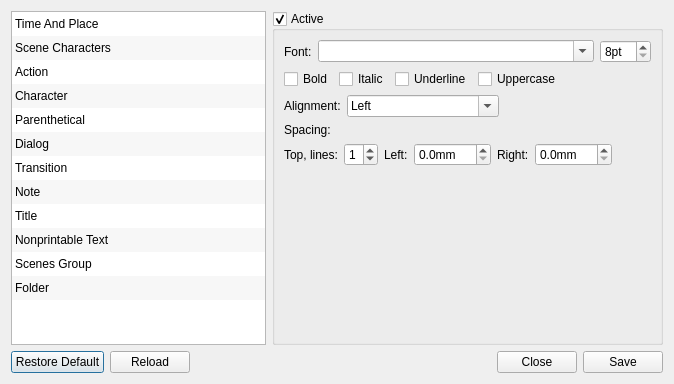
Old version of the form src/bin/Scenarist/UserInterfaceLayer/Settings/StyleDialog.ui in the repository dimkanovikov/KITScenarist.
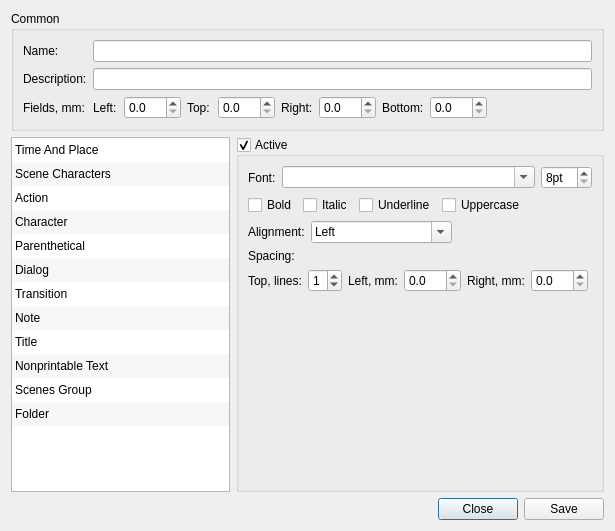
New version of the form.

Patch:
```diff
--- a/src/bin/Scenarist/UserInterfaceLayer/Settings/StyleDialog.ui
+++ b/src/bin/Scenarist/UserInterfaceLayer/Settings/StyleDialog.ui
@@ -6,15 +6,46 @@
    <rect>
     <x>0</x>
     <y>0</y>
-    <width>674</width>
-    <height>384</height>
+    <width>615</width>
+    <height>531</height>
    </rect>
   </property>
   <property name="windowTitle">
    <string>Dialog</string>
   </property>
   <layout class="QGridLayout" name="gridLayout_3">
-   <item row="0" column="0">
+   <item row="2" column="0" colspan="2">
+    <layout class="QHBoxLayout" name="horizontalLayout">
+     <item>
+      <spacer name="horizontalSpacer">
+       <property name="orientation">
+        <enum>Qt::Horizontal</enum>
+       </property>
+       <property name="sizeHint" stdset="0">
+        <size>
+         <width>40</width>
+         <height>20</height>
+        </size>
+       </property>
+      </spacer>
+     </item>
+     <item>
+      <widget class="QPushButton" name="close">
+       <property name="text">
+        <string>Close</string>
+       </property>
+      </widget>
+     </item>
+     <item>
+      <widget class="QPushButton" name="save">
+       <property name="text">
+        <string>Save</string>
+       </property>
+      </widget>
+     </item>
+    </layout>
+   </item>
+   <item row="1" column="0">
     <widget class="QListWidget" name="blockStyles">
      <property name="sizePolicy">
       <sizepolicy hsizetype="Preferred" vsizetype="Expanding">
@@ -95,7 +126,7 @@
      </item>
     </widget>
    </item>
-   <item row="0" column="1">
+   <item row="1" column="1">
     <widget class="QGroupBox" name="isActive">
      <property name="sizePolicy">
       <sizepolicy hsizetype="Expanding" vsizetype="Preferred">
@@ -177,15 +208,12 @@
         <item>
          <widget class="QLabel" name="label_6">
           <property name="text">
-           <string>Left:</string>
+           <string>Left, mm:</string>
           </property>
          </widget>
         </item>
         <item>
          <widget class="QDoubleSpinBox" name="leftIndent">
-          <property name="suffix">
-           <string>mm</string>
-          </property>
           <property name="decimals">
            <number>1</number>
           </property>
@@ -197,15 +225,12 @@
         <item>
          <widget class="QLabel" name="label_7">
           <property name="text">
-           <string>Right:</string>
+           <string>Right, mm:</string>
           </property>
          </widget>
         </item>
         <item>
          <widget class="QDoubleSpinBox" name="rightIndent">
-          <property name="suffix">
-           <string>mm</string>
-          </property>
           <property name="decimals">
            <number>1</number>
           </property>
@@ -341,50 +366,122 @@
      </layout>
     </widget>
    </item>
-   <item row="1" column="0" colspan="2">
-    <layout class="QHBoxLayout" name="horizontalLayout">
-     <item>
-      <widget class="QPushButton" name="restoreDefault">
-       <property name="text">
-        <string>Restore Default</string>
-       </property>
-      </widget>
-     </item>
-     <item>
-      <widget class="QPushButton" name="reload">
-       <property name="text">
-        <string>Reload</string>
-       </property>
-      </widget>
-     </item>
-     <item>
-      <spacer name="horizontalSpacer">
-       <property name="orientation">
-        <enum>Qt::Horizontal</enum>
-       </property>
-       <property name="sizeHint" stdset="0">
-        <size>
-         <width>40</width>
-         <height>20</height>
-        </size>
-       </property>
-      </spacer>
-     </item>
-     <item>
-      <widget class="QPushButton" name="close">
-       <property name="text">
-        <string>Close</string>
-       </property>
-      </widget>
-     </item>
-     <item>
-      <widget class="QPushButton" name="save">
-       <property name="text">
-        <string>Save</string>
-       </property>
-      </widget>
-     </item>
-    </layout>
+   <item row="0" column="0" colspan="2">
+    <widget class="QGroupBox" name="groupBox">
+     <property name="title">
+      <string>Common</string>
+     </property>
+     <layout class="QGridLayout" name="gridLayout_2">
+      <item row="2" column="1">
+       <widget class="QLabel" name="label_12">
+        <property name="text">
+         <string>Left:</string>
+        </property>
+       </widget>
+      </item>
+      <item row="0" column="0">
+       <widget class="QLabel" name="label_4">
+        <property name="text">
+         <string>Name:</string>
+        </property>
+       </widget>
+      </item>
+      <item row="1" column="1" colspan="12">
+       <widget class="QLineEdit" name="description"/>
+      </item>
+      <item row="2" column="0">
+       <widget class="QLabel" name="label_9">
+        <property name="text">
+         <string>Fields, mm:</string>
+        </property>
+       </widget>
+      </item>
+      <item row="0" column="1" colspan="12">
+       <widget class="QLineEdit" name="name"/>
+      </item>
+      <item row="1" column="0">
+       <widget class="QLabel" name="label_8">
+        <property name="text">
+         <string>Description:</string>
+        </property>
+       </widget>
+      </item>
+      <item row="2" column="2">
+       <widget class="QDoubleSpinBox" name="leftField">
+        <property name="decimals">
+         <number>1</number>
+        </property>
+        <property name="maximum">
+         <double>100.000000000000000</double>
+        </property>
+       </widget>
+      </item>
+      <item row="2" column="3">
+       <widget class="QLabel" name="label_11">
+        <property name="text">
+         <string>Top:</string>
+        </property>
+       </widget>
+      </item>
+      <item row="2" column="4">
+       <widget class="QDoubleSpinBox" name="topField">
+        <property name="decimals">
+         <number>1</number>
+        </property>
+        <property name="maximum">
+         <double>100.000000000000000</double>
+        </property>
+       </widget>
+      </item>
+      <item row="2" column="5">
+       <widget class="QLabel" name="label_10">
+        <property name="text">
+         <string>Right:</string>
+        </property>
+       </widget>
+      </item>
+      <item row="2" column="6">
+       <widget class="QDoubleSpinBox" name="rightField">
+        <property name="decimals">
+         <number>1</number>
+        </property>
+        <property name="maximum">
+         <double>100.000000000000000</double>
+        </property>
+       </widget>
+      </item>
+      <item row="2" column="7">
+       <widget class="QLabel" name="label_13">
+        <property name="text">
+         <string>Bottom:</string>
+        </property>
+       </widget>
+      </item>
+      <item row="2" column="8">
+       <widget class="QDoubleSpinBox" name="bottomField">
+        <property name="decimals">
+         <number>1</number>
+        </property>
+        <property name="maximum">
+         <double>100.000000000000000</double>
+        </property>
+       </widget>
+      </item>
+      <item row="2" column="9" colspan="4">
+       <spacer name="horizontalSpacer_5">
+        <property name="orientation">
+         <enum>Qt::Horizontal</enum>
+        </property>
+        <property name="sizeHint" stdset="0">
+         <size>
+          <width>40</width>
+          <height>20</height>
+         </size>
+        </property>
+       </spacer>
+      </item>
+     </layout>
+    </widget>
    </item>
   </layout>
  </widget>
```
Left out of the diff: 10 changed lines with no effect on the pictures.
